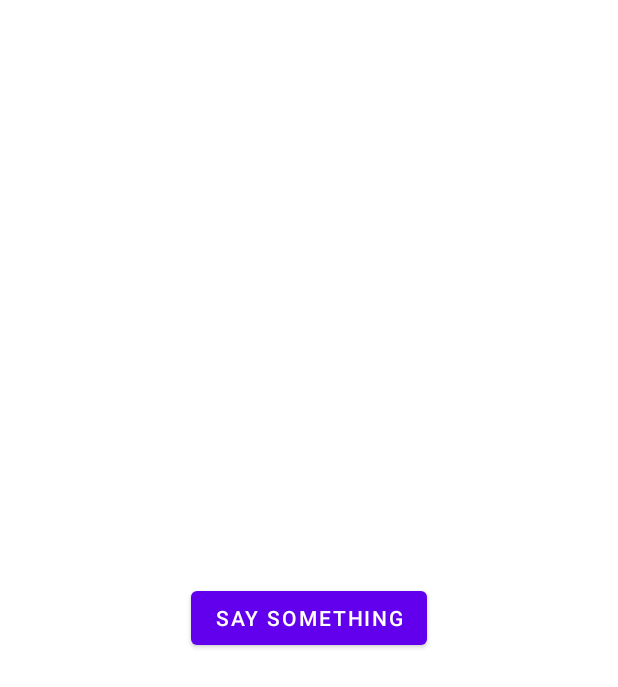
After one commit to YeshayahuBennun/AndroidStudioMakeItRain, an Android app: the layout another_layout.xml on its own in the app's theme, with its tools: preview values and no code run, on a phone screen of 412 x 824 dp. The commit adds this screen. Shown: the top 687 px of the screen. Run offline under Robolectric (Android 15) with nearby library versions, the phone set to English and light mode, and no system bars.

Commit message:
Commit#7 - Make It Rain - Understanding the setContentView Method

```diff
--- /dev/null
+++ b/app/src/main/res/layout/another_layout.xml
@@ -0,0 +1,17 @@
+<?xml version="1.0" encoding="utf-8"?>
+<androidx.constraintlayout.widget.ConstraintLayout xmlns:android="http://schemas.android.com/apk/res/android"
+    xmlns:app="http://schemas.android.com/apk/res-auto"
+    xmlns:tools="http://schemas.android.com/tools"
+    android:layout_width="match_parent"
+    android:layout_height="match_parent">
+
+    <Button
+        android:id="@+id/button"
+        android:layout_width="wrap_content"
+        android:layout_height="wrap_content"
+        android:text="@string/say_something"
+        app:layout_constraintBottom_toBottomOf="parent"
+        app:layout_constraintEnd_toEndOf="parent"
+        app:layout_constraintStart_toStartOf="parent"
+        app:layout_constraintTop_toTopOf="parent" />
+</androidx.constraintlayout.widget.ConstraintLayout>
--- a/app/src/main/res/values/strings.xml
+++ b/app/src/main/res/values/strings.xml
@@ -6,4 +6,5 @@
     <string name="show_info">Show Info</string>
     <string name="test">Hello world</string>
     <string name="app_info">Get rich, quick!</string>
+    <string name="say_something">SAY SOMETHING</string>
 </resources>
```
